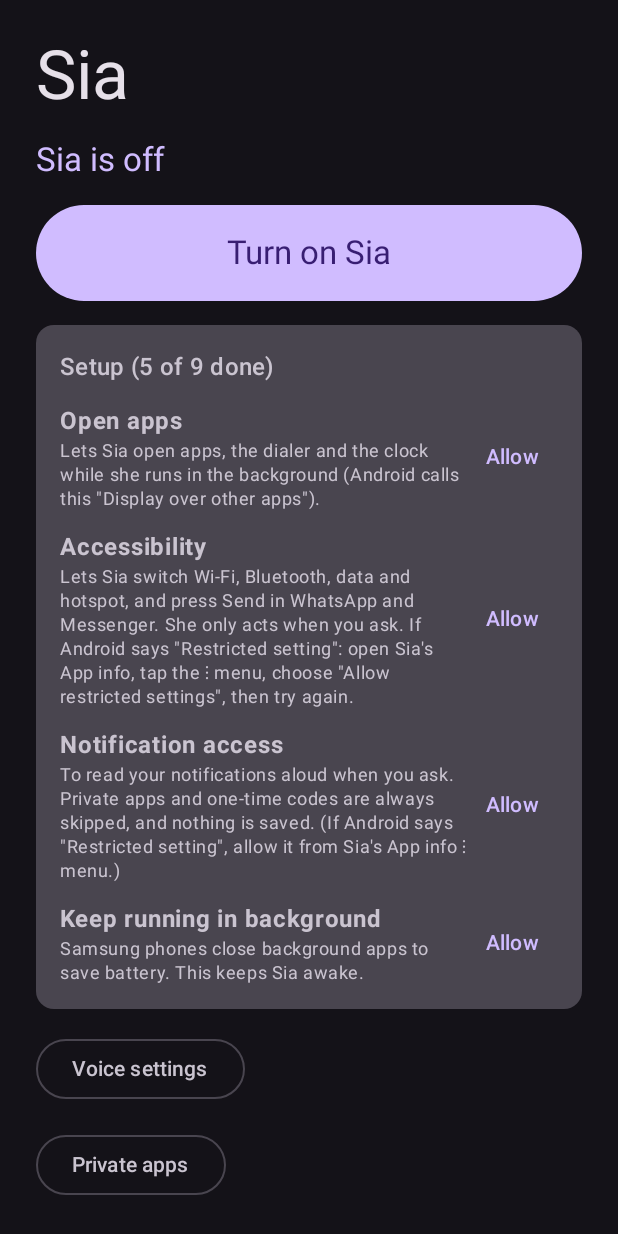
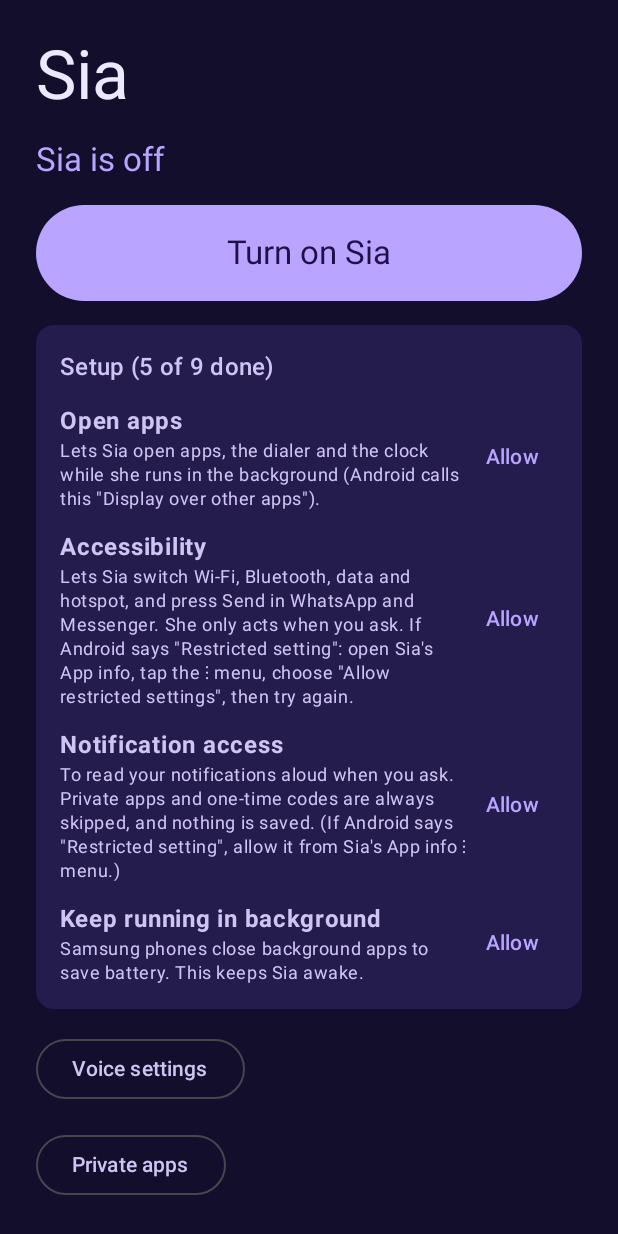
Before and after one commit to nuhanhabib/Hey-Sia, an Android app built with Jetpack Compose: the screen it shows after launch (MainActivity), on a phone screen of 412 x 824 dp. Run offline under Robolectric (Android 15) with nearby library versions, the phone set to English and light mode, and no system bars.

Commit message:
Step 10: polish and v1.0.0
- App icon (adaptive, with monochrome version) and purple theme matching the banner
- Quick Settings "Sia" tile and "Talk to Sia" home-screen shortcut
- Opens from the phone's assistant button where supported
- Commands run off the main thread; safer flashlight and foreground-service handling
- Minimum Android 11 (needed for background microphone); version 1.0.0
- README: full command list, setup guide, privacy table, known limits

```diff
--- a/app/build.gradle.kts
+++ b/app/build.gradle.kts
@@ -13,10 +13,10 @@ android {
 
     defaultConfig {
         applicationId = "com.heysia.app"
-        minSdk = 29          // Android 10+. Your A55 runs Android 14+.
+        minSdk = 30          // Android 11+ (needed for background microphone). Your A55 runs Android 14+.
+        versionCode = 10
+        versionName = "1.0.0"
         targetSdk = 35
-        versionCode = 1
-        versionName = "0.1.0"
 
         // Phone (arm64) + Android Studio emulator (x86_64). Skips other CPUs to keep the APK small.
         ndk { abiFilters += listOf("arm64-v8a", "x86_64") }
--- a/app/src/main/java/com/heysia/app/MainActivity.kt
+++ b/app/src/main/java/com/heysia/app/MainActivity.kt
@@ -9,11 +9,9 @@ import androidx.activity.ComponentActivity
 import androidx.activity.compose.BackHandler
 import androidx.activity.compose.setContent
 import androidx.compose.foundation.layout.fillMaxSize
-import androidx.compose.material3.MaterialTheme
 import androidx.compose.material3.OutlinedButton
 import androidx.compose.material3.Surface
 import androidx.compose.material3.Text
-import androidx.compose.material3.darkColorScheme
 import androidx.compose.runtime.getValue
 import androidx.compose.runtime.mutableStateOf
 import androidx.compose.runtime.saveable.rememberSaveable
@@ -24,6 +22,7 @@ import com.heysia.app.service.SiaService
 import com.heysia.app.ui.HomeScreen
 import com.heysia.app.ui.PrivateAppsScreen
 import com.heysia.app.ui.Setup
+import com.heysia.app.ui.SiaTheme
 import com.heysia.app.ui.VoiceTestScreen
 import com.heysia.app.voice.SiaVoice
 
@@ -36,9 +35,10 @@ class MainActivity : ComponentActivity() {
     override fun onCreate(savedInstanceState: Bundle?) {
         super.onCreate(savedInstanceState)
         enabledState.value = prefs.getBoolean(KEY_ENABLED, false)
+        handleTalkIntent(intent)
 
         setContent {
-            MaterialTheme(colorScheme = darkColorScheme()) {
+            SiaTheme {
                 Surface(modifier = Modifier.fillMaxSize()) {
                     var page by rememberSaveable { mutableStateOf(Page.Home) }
                     BackHandler(enabled = page != Page.Home) { page = Page.Home }
@@ -69,6 +69,19 @@ class MainActivity : ComponentActivity() {
         }
     }
 
+    override fun onNewIntent(intent: Intent) {
+        super.onNewIntent(intent)
+        handleTalkIntent(intent)
+    }
+
+    /** Opened from the "Talk to Sia" shortcut, the Quick Settings tile or the assistant button. */
+    private fun handleTalkIntent(intent: Intent?) {
+        if (intent?.action != ACTION_TALK && intent?.action != Intent.ACTION_ASSIST) return
+        if (!Setup.granted(this, android.Manifest.permission.RECORD_AUDIO)) return // the home screen asks
+        if (!enabledState.value) setEnabled(true)
+        SiaService.talkNow(this)
+    }
+
     override fun onDestroy() {
         voice?.shutdown()
         super.onDestroy()
@@ -93,6 +106,7 @@ class MainActivity : ComponentActivity() {
     private enum class Page { Home, Voice, PrivateApps }
 
     companion object {
+        const val ACTION_TALK = "com.heysia.app.action.TALK"
         private const val PREFS = "sia_settings"
         private const val KEY_ENABLED = "enabled"
     }
--- a/app/src/main/java/com/heysia/app/ui/HomeScreen.kt
+++ b/app/src/main/java/com/heysia/app/ui/HomeScreen.kt
@@ -141,7 +141,10 @@ fun HomeScreen(
                 )
             }
         } else if (enabled) {
-            Text("Try: \"Hey Sia\" (wait for the beep) \"what time is it?\"", style = MaterialTheme.typography.bodyMedium)
+            Text(
+                "Say \"Hey Sia\", wait for the beep, then your command. Try \"what can you do?\"",
+                style = MaterialTheme.typography.bodyMedium
+            )
         }
 
         extraButtons()
--- /dev/null
+++ b/app/src/main/java/com/heysia/app/ui/Theme.kt
@@ -0,0 +1,29 @@
+package com.heysia.app.ui
+
+import androidx.compose.material3.MaterialTheme
+import androidx.compose.material3.darkColorScheme
+import androidx.compose.runtime.Composable
+import androidx.compose.ui.graphics.Color
+
+/** Sia's look: deep purple with a violet-to-pink accent, like her icon. */
+private val SiaColors = darkColorScheme(
+    primary = Color(0xFFB9A4FF),
+    onPrimary = Color(0xFF1E1147),
+    primaryContainer = Color(0xFF3B2A7A),
+    onPrimaryContainer = Color(0xFFE8DEFF),
+    secondary = Color(0xFFFF9AD5),
+    onSecondary = Color(0xFF3D0A2B),
+    background = Color(0xFF120E2B),
+    onBackground = Color(0xFFEDE7FF),
+    surface = Color(0xFF120E2B),
+    onSurface = Color(0xFFEDE7FF),
+    surfaceVariant = Color(0xFF241C4D),
+    onSurfaceVariant = Color(0xFFCFC4F2),
+    outline = Color(0xFF6F62A6),
+    error = Color(0xFFFFB4AB)
+)
+
+@Composable
+fun SiaTheme(content: @Composable () -> Unit) {
+    MaterialTheme(colorScheme = SiaColors, content = content)
+}
--- /dev/null
+++ b/app/src/main/res/mipmap-anydpi-v26/ic_launcher.xml
@@ -0,0 +1,6 @@
+<?xml version="1.0" encoding="utf-8"?>
+<adaptive-icon xmlns:android="http://schemas.android.com/apk/res/android">
+    <background android:drawable="@drawable/ic_launcher_background" />
+    <foreground android:drawable="@drawable/ic_launcher_foreground" />
+    <monochrome android:drawable="@drawable/ic_sia_notification" />
+</adaptive-icon>
--- /dev/null
+++ b/app/src/main/res/mipmap-anydpi-v26/ic_launcher_round.xml
@@ -0,0 +1,6 @@
+<?xml version="1.0" encoding="utf-8"?>
+<adaptive-icon xmlns:android="http://schemas.android.com/apk/res/android">
+    <background android:drawable="@drawable/ic_launcher_background" />
+    <foreground android:drawable="@drawable/ic_launcher_foreground" />
+    <monochrome android:drawable="@drawable/ic_sia_notification" />
+</adaptive-icon>
--- /dev/null
+++ b/app/src/main/res/values/colors.xml
@@ -0,0 +1,3 @@
+<resources>
+    <color name="sia_background">#FF120E2B</color>
+</resources>
--- a/app/src/main/res/values/strings.xml
+++ b/app/src/main/res/values/strings.xml
@@ -1,4 +1,7 @@
 <resources>
     <string name="app_name">Sia</string>
+    <string name="shortcut_talk">Talk to Sia</string>
+    <string name="shortcut_talk_long">Talk to Sia now</string>
+    <string name="tile_label">Sia</string>
     <string name="accessibility_description">Lets Sia do things you ask by voice that apps don\'t allow otherwise: switch Wi-Fi, Bluetooth, mobile data and hotspot in Quick Settings, and press Send in WhatsApp and Messenger. Sia only acts when you give a command, and never reads, records or stores your screen.</string>
 </resources>
--- a/app/src/main/res/values/themes.xml
+++ b/app/src/main/res/values/themes.xml
@@ -1,3 +1,7 @@
 <resources>
-    <style name="Theme.HeySia" parent="android:Theme.Material.NoActionBar" />
+    <style name="Theme.HeySia" parent="android:Theme.Material.NoActionBar">
+        <item name="android:windowBackground">@color/sia_background</item>
+        <item name="android:statusBarColor">@color/sia_background</item>
+        <item name="android:navigationBarColor">@color/sia_background</item>
+    </style>
 </resources>
```
Also changed, not shown: app/src/main/AndroidManifest.xml (+28 -1 lines), app/src/main/java/com/heysia/app/actions/DeviceControls.kt (+7 -13 lines), app/src/main/java/com/heysia/app/service/SiaService.kt (+15 -5 lines), app/src/main/java/com/heysia/app/tile/SiaTileService.kt (added, +40 -0 lines), app/src/main/res/drawable/ic_launcher_background.xml (added, +20 -0 lines), app/src/main/res/drawable/ic_launcher_foreground.xml (added, +39 -0 lines), app/src/main/res/xml/shortcuts.xml (added, +15 -0 lines), 1 other file.
